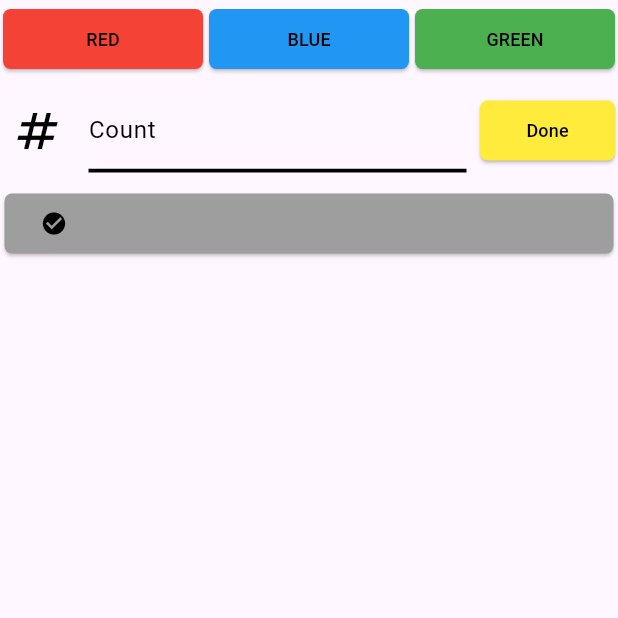
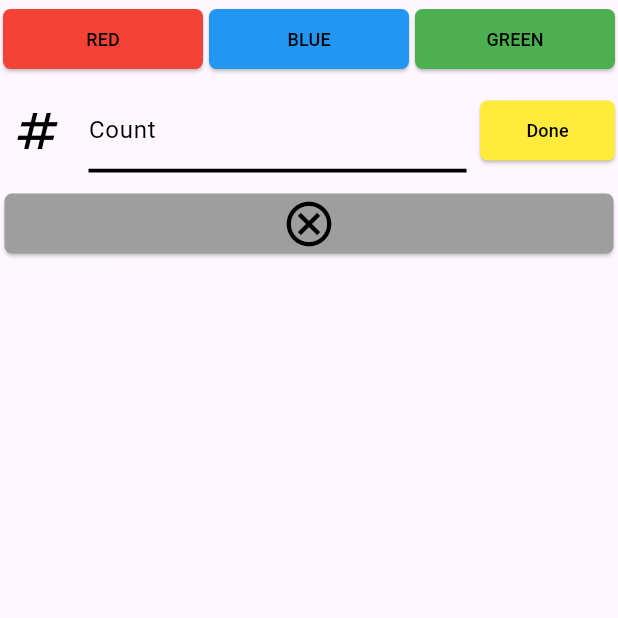
Before and after one commit to GKING1029/Text_Field_Screens, a Flutter app: the screen it shows after launch, on a phone screen of 412 x 824 dp, the top half of it. Run offline on Flutter 3.47's test engine with Material 3 defaults, Android fonts, the phone set to English and light mode, and no system bars; our stand-ins replace flutter_otp_text_field, fluttertoast.

Commit message:
Update list_view_screen.dart

```diff
--- a/lib/list_view_screen.dart
+++ b/lib/list_view_screen.dart
@@ -12,12 +12,13 @@ class _ListViewScreenState extends State<ListViewScreen> {
   var countController = TextEditingController();
   var countFocus = FocusNode();
   var color = -1;
+  var inverseColor = false;
   int count = 0;
   @override
   Widget build(BuildContext context) {
     return Scaffold(
-      body: Stack(children: [
-        Column(
+      body: Column(
+        // crossAxisAlignment: CrossAxisAlignment.start,
         children: [
           Row(
             mainAxisAlignment: MainAxisAlignment.spaceEvenly,
@@ -27,13 +28,12 @@ class _ListViewScreenState extends State<ListViewScreen> {
                   padding: const EdgeInsets.all(2),
                   child: ElevatedButton(
                     style: ButtonStyle(
-                          shape:
-                              MaterialStatePropertyAll<RoundedRectangleBorder>(
+                        shape: MaterialStatePropertyAll<RoundedRectangleBorder>(
                             RoundedRectangleBorder(
                                 borderRadius: BorderRadius.circular(5))),
-                          fixedSize: MaterialStatePropertyAll(Size(90, 30)),
+                        fixedSize: const MaterialStatePropertyAll(Size(90, 30)),
                         backgroundColor:
-                              MaterialStatePropertyAll(Colors.red)),
+                            const MaterialStatePropertyAll(Colors.red)),
                     onPressed: () {
                       setState(() {
                         color = 0;
@@ -51,13 +51,12 @@ class _ListViewScreenState extends State<ListViewScreen> {
                   padding: const EdgeInsets.all(2),
                   child: ElevatedButton(
                     style: ButtonStyle(
-                          shape:
-                              MaterialStatePropertyAll<RoundedRectangleBorder>(
+                        shape: MaterialStatePropertyAll<RoundedRectangleBorder>(
                             RoundedRectangleBorder(
                                 borderRadius: BorderRadius.circular(5))),
-                          fixedSize: MaterialStatePropertyAll(Size(90, 30)),
+                        fixedSize: const MaterialStatePropertyAll(Size(90, 30)),
                         backgroundColor:
-                              MaterialStatePropertyAll(Colors.blue)),
+                            const MaterialStatePropertyAll(Colors.blue)),
                     onPressed: () {
                       setState(() {
                         color = 1;
@@ -75,13 +74,12 @@ class _ListViewScreenState extends State<ListViewScreen> {
                   padding: const EdgeInsets.all(2),
                   child: ElevatedButton(
                     style: ButtonStyle(
-                          shape:
-                              MaterialStatePropertyAll<RoundedRectangleBorder>(
+                        shape: MaterialStatePropertyAll<RoundedRectangleBorder>(
                             RoundedRectangleBorder(
                                 borderRadius: BorderRadius.circular(5))),
-                          fixedSize: MaterialStatePropertyAll(Size(90, 30)),
+                        fixedSize: const MaterialStatePropertyAll(Size(90, 30)),
                         backgroundColor:
-                              MaterialStatePropertyAll(Colors.green)),
+                            const MaterialStatePropertyAll(Colors.green)),
                     onPressed: () {
                       setState(() {
                         color = 2;
@@ -128,9 +126,9 @@ class _ListViewScreenState extends State<ListViewScreen> {
                       shape: MaterialStatePropertyAll<RoundedRectangleBorder>(
                           RoundedRectangleBorder(
                               borderRadius: BorderRadius.circular(5))),
-                        fixedSize: MaterialStatePropertyAll(Size(90, 30)),
+                      fixedSize: const MaterialStatePropertyAll(Size(90, 30)),
                       backgroundColor:
-                            MaterialStatePropertyAll(Colors.yellow)),
+                          const MaterialStatePropertyAll(Colors.yellow)),
                   onPressed: () {
                     setState(() {
                       count = int.tryParse(countController.text) ?? 0;
@@ -144,6 +142,23 @@ class _ListViewScreenState extends State<ListViewScreen> {
               ),
             ],
           ),
+          // Container(
+          //   width: MediaQuery.of(context).size.width,
+          //   decoration: BoxDecoration(
+          //       color: Colors.grey,
+          //       borderRadius: BorderRadius.all(Radius.circular(4))),
+          //   child: GestureDetector(
+          //     onTap: () {
+          //       setState(() {
+          //         inverseColor = !inverseColor;
+          //       });
+          //     },
+          //     child: Icon(
+          //       inverseColor ? Icons.check_circle : Icons.circle,
+          //       color: Colors.black,
+          //     ),
+          //   ),
+          // ),
           Row(
             children: [
               Expanded(
@@ -152,24 +167,24 @@ class _ListViewScreenState extends State<ListViewScreen> {
                   child: ElevatedButton(
                       onPressed: () {
                         setState(() {
-                            color = -1;
+                          inverseColor = !inverseColor;
                         });
                       },
                       style: ButtonStyle(
-                            shape: MaterialStatePropertyAll<
-                                    RoundedRectangleBorder>(
+                          shape:
+                              MaterialStatePropertyAll<RoundedRectangleBorder>(
                                   RoundedRectangleBorder(
                                       borderRadius: BorderRadius.circular(5))),
-                            fixedSize: MaterialStatePropertyAll(Size(90, 30)),
+                          fixedSize:
+                              const MaterialStatePropertyAll(Size(90, 30)),
                           backgroundColor:
-                                MaterialStatePropertyAll(Colors.grey)),
-                        child: Row(
-                          children: [
-                            Icon(
-                              Icons.check_circle,
+                              const MaterialStatePropertyAll(Colors.grey)),
+                      child: Icon(
+                        inverseColor
+                            ? Icons.check_circle_outline_outlined
+                            : Icons.cancel_outlined,
                         color: Colors.black,
-                            )
-                          ],
+                        size: 36,
                       )),
                 ),
               ),
@@ -181,23 +196,32 @@ class _ListViewScreenState extends State<ListViewScreen> {
                 itemCount: count,
                 itemBuilder: (((context, index) {
                   return Container(
-                      margin: EdgeInsets.all(2),
+                    margin: const EdgeInsets.all(2),
                     decoration: BoxDecoration(
-                          color: color == -1
+                        color: inverseColor == true
+                            ? index % 2 == 0
+                                ? Colors.purple
+                                : color == -1
+                                    ? Colors.white
+                                    : color == 0
+                                        ? Colors.red
+                                        : color == 1
+                                            ? Colors.blue
+                                            : Colors.green
+                            : color == -1
                                 ? Colors.white
                                 : color == 0
                                     ? Colors.red
                                     : color == 1
                                         ? Colors.blue
                                         : Colors.green),
-                      child: Row(
+                    child: const Row(
                       mainAxisSize: MainAxisSize.min,
                       children: [
                         Icon(
                           Icons.circle,
                           size: 36,
                         ),
-                          Text("TEXT")
                       ],
                     ),
                   );
@@ -205,7 +229,6 @@ class _ListViewScreenState extends State<ListViewScreen> {
           ),
         ],
       ),
-      ]),
     );
   }
 }
```
Lines whose indentation alone changed are shown as unchanged.
